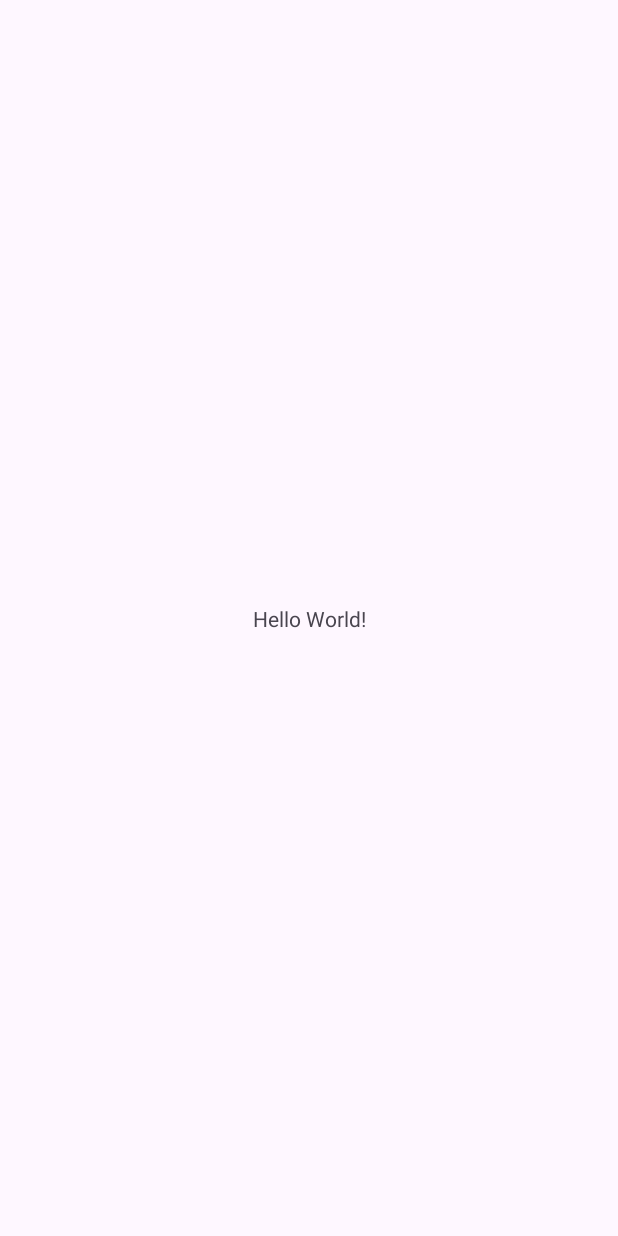
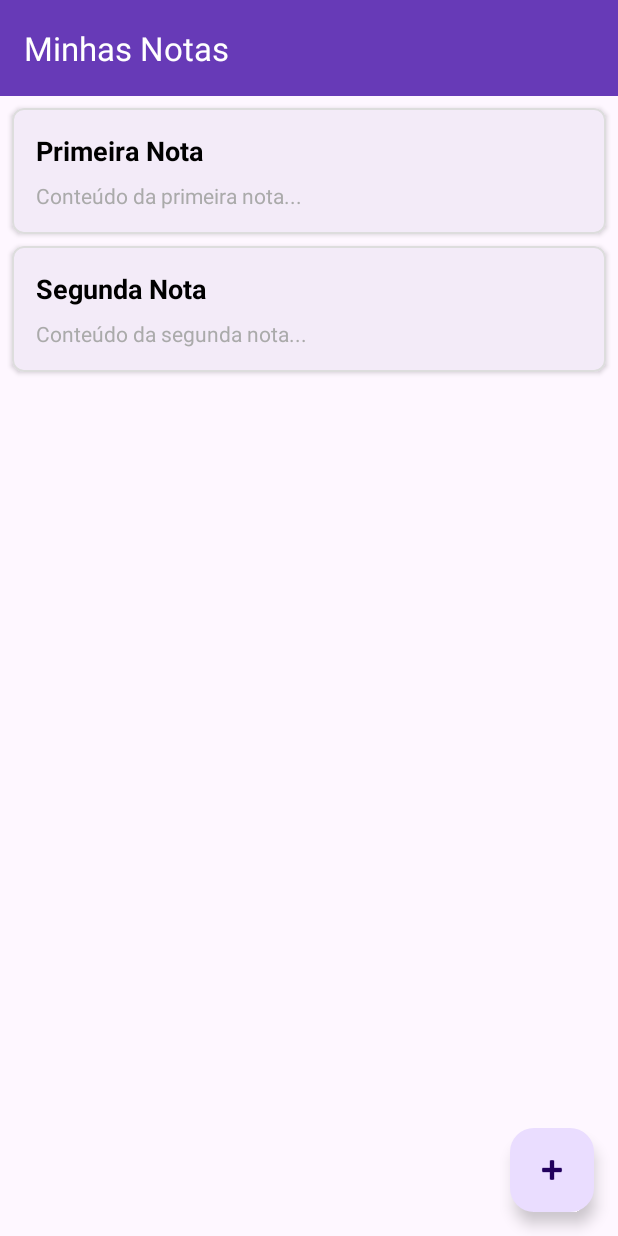
Before and after one commit to Campi98/DAM_Keeply, an Android app: the MainActivity screen opened directly, with no data from a screen before it, on a phone screen of 412 x 824 dp. Before the commit the screen is almost empty. Run offline under Robolectric (Android 15) with nearby library versions, the phone set to English and light mode, and no system bars.

Commit message:
Implementação da exibição de notas (Note e NodeAdapter p/ gerir RecyclerView)

```diff
--- a/app/src/main/java/pt/ipt/dam/a25269a24639/keeply/LoginActivity.kt
+++ b/app/src/main/java/pt/ipt/dam/a25269a24639/keeply/LoginActivity.kt
@@ -28,6 +28,11 @@ class LoginActivity : AppCompatActivity() {
             resetFirstLaunch()
             Toast.makeText(this, "First launch reset!", Toast.LENGTH_LONG).show()
             true
+        }
+
+        // PARA DEBUG: botão para testar a MainActivity
+        findViewById<Button>(R.id.testButton).setOnClickListener {
+            startActivity(Intent(this, MainActivity::class.java))
         }
 
         val emailInput = findViewById<TextInputEditText>(R.id.emailInput)
@@ -93,5 +98,4 @@ class LoginActivity : AppCompatActivity() {
             .putBoolean("isFirstLaunch", true)
             .apply()
     }
-
 }
--- a/app/src/main/java/pt/ipt/dam/a25269a24639/keeply/MainActivity.kt
+++ b/app/src/main/java/pt/ipt/dam/a25269a24639/keeply/MainActivity.kt
@@ -1,20 +1,44 @@
 package pt.ipt.dam.a25269a24639.keeply
 
 import android.os.Bundle
+import android.widget.Toast
 import androidx.activity.enableEdgeToEdge
 import androidx.appcompat.app.AppCompatActivity
+import androidx.appcompat.widget.Toolbar
 import androidx.core.view.ViewCompat
 import androidx.core.view.WindowInsetsCompat
+import androidx.recyclerview.widget.LinearLayoutManager
+import androidx.recyclerview.widget.RecyclerView
+import com.google.android.material.floatingactionbutton.FloatingActionButton
+import pt.ipt.dam.a25269a24639.keeply.data.Note
+import pt.ipt.dam.a25269a24639.keeply.data.NoteAdapter
 
 class MainActivity : AppCompatActivity() {
     override fun onCreate(savedInstanceState: Bundle?) {
         super.onCreate(savedInstanceState)
         enableEdgeToEdge()
         setContentView(R.layout.activity_main)
-        ViewCompat.setOnApplyWindowInsetsListener(findViewById(R.id.main)) { v, insets ->
-            val systemBars = insets.getInsets(WindowInsetsCompat.Type.systemBars())
-            v.setPadding(systemBars.left, systemBars.top, systemBars.right, systemBars.bottom)
-            insets
+        // Configurar a Toolbar
+        val toolbar = findViewById<Toolbar>(R.id.toolbar)
+        setSupportActionBar(toolbar)
+
+        // Configurar o RecyclerView
+        val recyclerView = findViewById<RecyclerView>(R.id.notesRecyclerView)
+        recyclerView.layoutManager = LinearLayoutManager(this)
+
+        // Exemplo de notas para teste
+        val sampleNotes = listOf(
+            Note(title = "Primeira Nota", content = "Conteúdo da primeira nota..."),
+            Note(title = "Segunda Nota", content = "Conteúdo da segunda nota...")
+        )
+
+        recyclerView.adapter = NoteAdapter(sampleNotes)
+
+        // Configurar o FAB
+        val fab = findViewById<FloatingActionButton>(R.id.addNoteFab)
+        fab.setOnClickListener {
+            // TODO: Implementar adição de nota
+            Toast.makeText(this, "Adicionar nota", Toast.LENGTH_SHORT).show()
         }
     }
 }
--- /dev/null
+++ b/app/src/main/java/pt/ipt/dam/a25269a24639/keeply/data/Note.kt
@@ -0,0 +1,8 @@
+package pt.ipt.dam.a25269a24639.keeply.data
+
+data class Note(
+    val id: Long = 0,
+    val title: String,
+    val content: String,
+    val timestamp: Long = System.currentTimeMillis()
+)
--- /dev/null
+++ b/app/src/main/java/pt/ipt/dam/a25269a24639/keeply/data/NoteAdapter.kt
@@ -0,0 +1,31 @@
+package pt.ipt.dam.a25269a24639.keeply.data
+
+import android.view.LayoutInflater
+import android.view.View
+import android.view.ViewGroup
+import android.widget.TextView
+import androidx.recyclerview.widget.RecyclerView
+import pt.ipt.dam.a25269a24639.keeply.R
+
+class NoteAdapter(private val notes: List<Note>) :
+    RecyclerView.Adapter<NoteAdapter.NoteViewHolder>() {
+
+    class NoteViewHolder(view: View) : RecyclerView.ViewHolder(view) {
+        val titleView: TextView = view.findViewById(R.id.noteTitle)
+        val contentView: TextView = view.findViewById(R.id.noteContent)
+    }
+
+    override fun onCreateViewHolder(parent: ViewGroup, viewType: Int): NoteViewHolder {
+        val view = LayoutInflater.from(parent.context)
+            .inflate(R.layout.item_note, parent, false)
+        return NoteViewHolder(view)
+    }
+
+    override fun onBindViewHolder(holder: NoteViewHolder, position: Int) {
+        val note = notes[position]
+        holder.titleView.text = note.title
+        holder.contentView.text = note.content
+    }
+
+    override fun getItemCount() = notes.size
+}
--- a/app/src/main/res/layout/activity_login.xml
+++ b/app/src/main/res/layout/activity_login.xml
@@ -49,4 +49,12 @@
         android:layout_marginTop="16dp"
         android:text="Sobre"
         style="@style/Widget.MaterialComponents.Button.TextButton"/>
+
+    <Button
+        android:id="@+id/testButton"
+        android:layout_width="wrap_content"
+        android:layout_height="wrap_content"
+        android:layout_marginTop="16dp"
+        android:text="Test Main"
+        style="@style/Widget.MaterialComponents.Button.TextButton"/>
 </LinearLayout>
--- a/app/src/main/res/layout/activity_main.xml
+++ b/app/src/main/res/layout/activity_main.xml
@@ -1,19 +1,40 @@
 <?xml version="1.0" encoding="utf-8"?>
-<androidx.constraintlayout.widget.ConstraintLayout xmlns:android="http://schemas.android.com/apk/res/android"
+<androidx.coordinatorlayout.widget.CoordinatorLayout
+    xmlns:android="http://schemas.android.com/apk/res/android"
     xmlns:app="http://schemas.android.com/apk/res-auto"
-    xmlns:tools="http://schemas.android.com/tools"
-    android:id="@+id/main"
     android:layout_width="match_parent"
     android:layout_height="match_parent"
-    tools:context=".MainActivity">
+    android:fitsSystemWindows="true">
 
-    <TextView
+    <com.google.android.material.appbar.AppBarLayout
+        android:layout_width="match_parent"
+        android:layout_height="wrap_content"
+        android:fitsSystemWindows="true">
+
+        <androidx.appcompat.widget.Toolbar
+            android:id="@+id/toolbar"
+            android:layout_width="match_parent"
+            android:layout_height="?attr/actionBarSize"
+            android:background="#673AB7"
+            app:title="Minhas Notas"
+            app:titleTextColor="@android:color/white"/>
+    </com.google.android.material.appbar.AppBarLayout>
+
+    <androidx.recyclerview.widget.RecyclerView
+        android:id="@+id/notesRecyclerView"
+        android:layout_width="match_parent"
+        android:layout_height="match_parent"
+        android:padding="8dp"
+        android:clipToPadding="false"
+        app:layout_behavior="@string/appbar_scrolling_view_behavior"/>
+
+    <com.google.android.material.floatingactionbutton.FloatingActionButton
+        android:id="@+id/addNoteFab"
         android:layout_width="wrap_content"
         android:layout_height="wrap_content"
-        android:text="Hello World!"
-        app:layout_constraintBottom_toBottomOf="parent"
-        app:layout_constraintEnd_toEndOf="parent"
-        app:layout_constraintStart_toStartOf="parent"
-        app:layout_constraintTop_toTopOf="parent" />
+        android:layout_gravity="bottom|end"
+        android:layout_margin="16dp"
+        android:contentDescription="Adicionar nota"
+        app:srcCompat="@android:drawable/ic_input_add"/>
 
-</androidx.constraintlayout.widget.ConstraintLayout>
+</androidx.coordinatorlayout.widget.CoordinatorLayout>
--- /dev/null
+++ b/app/src/main/res/layout/item_note.xml
@@ -0,0 +1,39 @@
+<?xml version="1.0" encoding="utf-8"?>
+<com.google.android.material.card.MaterialCardView
+    xmlns:android="http://schemas.android.com/apk/res/android"
+    xmlns:app="http://schemas.android.com/apk/res-auto"
+    android:layout_width="match_parent"
+    android:layout_height="wrap_content"
+    android:layout_marginBottom="8dp"
+    app:cardCornerRadius="8dp"
+    app:cardElevation="2dp"
+    app:strokeColor="#DDDDDD"
+    app:strokeWidth="1dp">
+
+    <LinearLayout
+        android:layout_width="match_parent"
+        android:layout_height="wrap_content"
+        android:orientation="vertical"
+        android:padding="16dp">
+
+        <TextView
+            android:id="@+id/noteTitle"
+            android:layout_width="match_parent"
+            android:layout_height="wrap_content"
+            android:textSize="18sp"
+            android:textStyle="bold"
+            android:textColor="@android:color/black"
+            android:layout_marginBottom="8dp"/>
+
+        <TextView
+            android:id="@+id/noteContent"
+            android:layout_width="match_parent"
+            android:layout_height="wrap_content"
+            android:textSize="14sp"
+            android:textColor="@android:color/darker_gray"
+            android:maxLines="3"
+            android:ellipsize="end"/>
+
+    </LinearLayout>
+
+</com.google.android.material.card.MaterialCardView>
```
